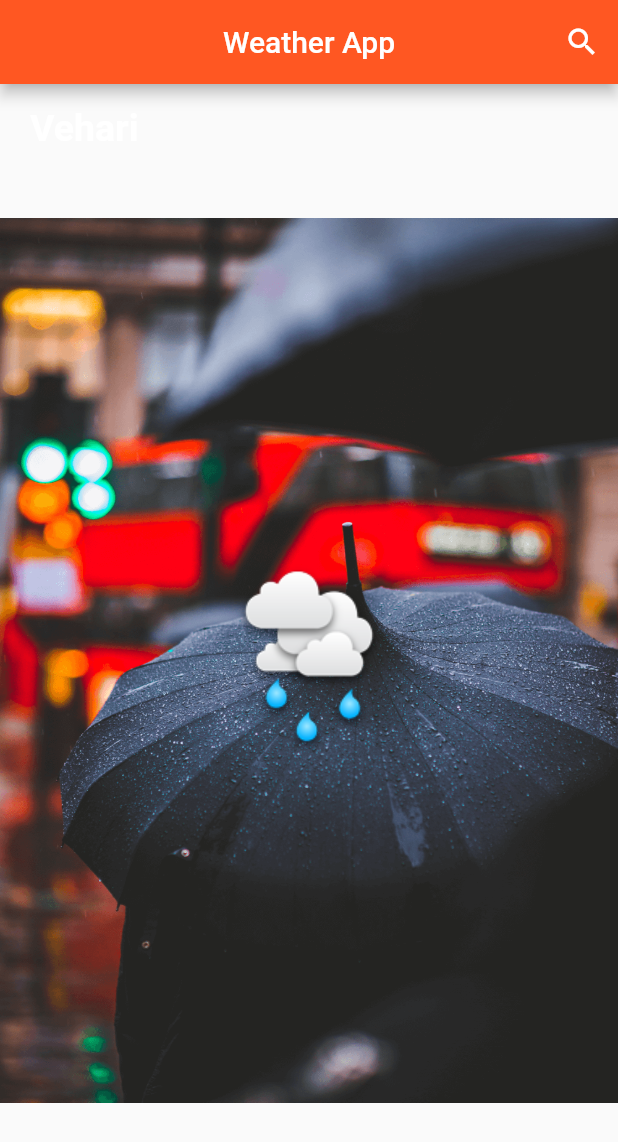
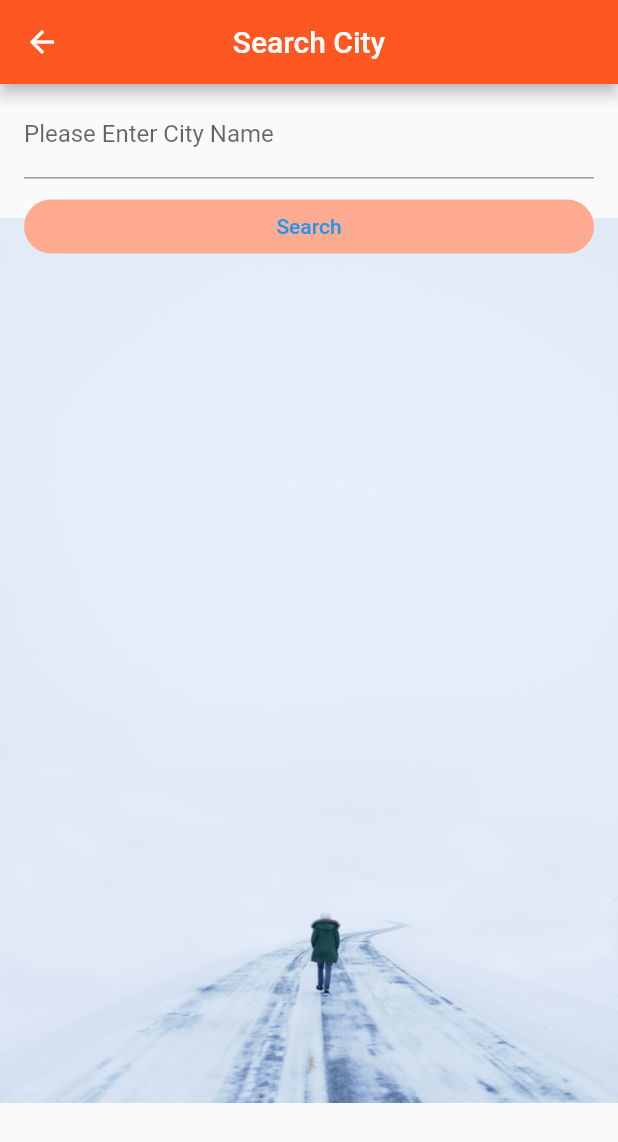
Before and after one commit to sohailsabir/FA19-BCS-016, a Flutter app: the screen it shows after launch, after a tap on the "search" icon, on a phone screen of 412 x 824 dp. Shown: the top 1142 px of the screen. Run offline on Flutter 3.47's test engine with Material 2 defaults, Android fonts, the phone set to English and light mode, and no system bars; our stand-ins replace audioplayers, flutter_colorpicker, flutter_spinkit, font_awesome_flutter, rflutter_alert; missing offline and left inert: flutter_animated_button, splash_screen_view; network calls fail.

Commit message:
make search icon clickable

```diff
--- a/weatherApp/lib/UI/home.dart
+++ b/weatherApp/lib/UI/home.dart
@@ -1,5 +1,6 @@
 import 'package:flutter/cupertino.dart';
 import 'package:flutter/material.dart';
+import 'package:weatherapp/UI/searchScreen.dart';
 import 'package:weatherapp/Utility/util.dart' as util;
 import 'package:http/http.dart' as http;
 import 'dart:convert';
@@ -24,10 +25,12 @@ class _ClimateState extends State<Climate> {
         centerTitle: true,
         actions: [
           IconButton(onPressed: (){
-            ShowData();
-          }, icon: Icon(
+            Navigator.push(context, MaterialPageRoute(builder: (context)=>SearchPage()));
+          },
+            icon: Icon(
             Icons.search,
-          ))
+          ),
+          ),
         ],
       ),
       body: Stack(
--- /dev/null
+++ b/weatherApp/lib/UI/searchScreen.dart
@@ -0,0 +1,53 @@
+import 'package:flutter/material.dart';
+class SearchPage extends StatelessWidget {
+  const SearchPage({Key? key}) : super(key: key);
+
+  @override
+  Widget build(BuildContext context) {
+    return Scaffold(
+      appBar: AppBar(
+        title: Text("Search City"),
+        centerTitle: true,
+        backgroundColor: Colors.deepOrange,
+      ),
+      body: Stack(
+        children: [
+          Center(
+            child: Image(
+              image: AssetImage('assets/white_snow.png'),
+              height: 590,
+              width: 500,
+              fit: BoxFit.fill,
+            ),
+          ),
+          ListView(
+            children: [
+              ListTile(
+                title: TextField(
+                  decoration: InputDecoration(
+                    labelText: 'Please Enter City Name',
+                    border: UnderlineInputBorder(),
+                  ),
+
+                ),
+              ),
+              ListTile(
+                title: TextButton(
+                  onPressed: (){},
+                  child: Text("Search"),
+                  style: TextButton.styleFrom(
+                    shape: RoundedRectangleBorder(
+                      borderRadius: BorderRadius.circular(20.0),
+                    ),
+
+                    backgroundColor: Colors.deepOrange.shade200
+                  ),
+                ),
+              ),
+            ],
+          ),
+        ],
+      ),
+    );
+  }
+}
```
